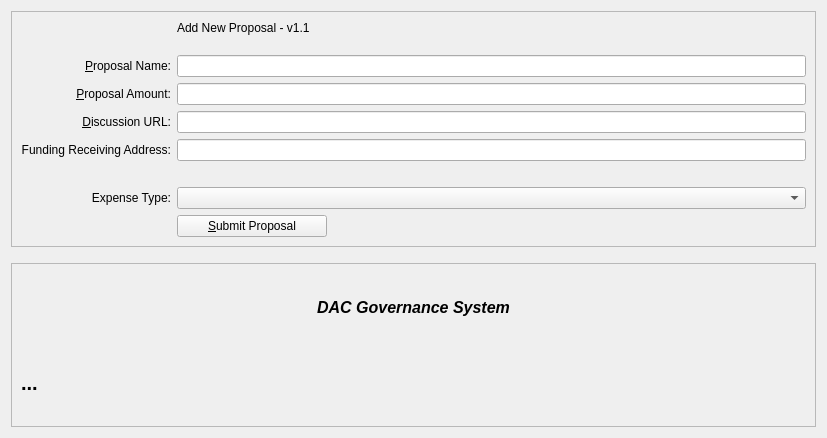
First picture: the form in src/qt/forms/proposaladddialog.ui, repository criptolot/biblepay, before the edit.
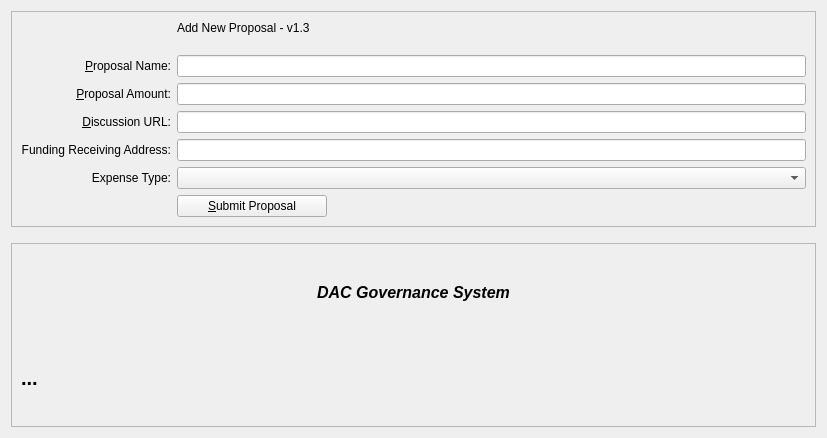
Second picture: the form after the edit.

Commit message: 1.5.1.4 - Mandatory Upgrade (RC1) - JUNE 2nd, 2020 - HEIGHT 199,000

```diff
--- a/src/qt/forms/proposaladddialog.ui
+++ b/src/qt/forms/proposaladddialog.ui
@@ -28,7 +28,37 @@
      <layout class="QVBoxLayout" name="verticalLayout_3">
       <item>
        <layout class="QGridLayout" name="gridLayout">
-        <item row="8" column="0">
+        <item row="10" column="2">
+         <layout class="QHBoxLayout" name="horizontalLayout">
+          <item>
+           <widget class="QPushButton" name="btnSubmit">
+            <property name="minimumSize">
+             <size>
+              <width>150</width>
+              <height>0</height>
+             </size>
+            </property>
+            <property name="text">
+             <string>&amp;Submit Proposal</string>
+            </property>
+           </widget>
+          </item>
+          <item>
+           <spacer name="horizontalSpacer">
+            <property name="orientation">
+             <enum>Qt::Horizontal</enum>
+            </property>
+            <property name="sizeHint" stdset="0">
+             <size>
+              <width>40</width>
+              <height>20</height>
+             </size>
+            </property>
+           </spacer>
+          </item>
+         </layout>
+        </item>
+        <item row="7" column="0">
          <widget class="QLabel" name="label_4">
           <property name="text">
            <string/>
@@ -94,7 +124,7 @@
         <item row="2" column="2">
          <widget class="QLabel" name="label_5">
           <property name="text">
-           <string>Add New Proposal - v1.1&lt;br&gt;</string>
+           <string>Add New Proposal - v1.3&lt;br&gt;</string>
           </property>
          </widget>
         </item>
@@ -114,47 +144,17 @@
           </property>
          </widget>
         </item>
-        <item row="11" column="2">
-         <layout class="QHBoxLayout" name="horizontalLayout">
-          <item>
-           <widget class="QPushButton" name="btnSubmit">
-            <property name="minimumSize">
-             <size>
-              <width>150</width>
-              <height>0</height>
-             </size>
-            </property>
-            <property name="text">
-             <string>&amp;Submit Proposal</string>
-            </property>
-           </widget>
-          </item>
-          <item>
-           <spacer name="horizontalSpacer">
-            <property name="orientation">
-             <enum>Qt::Horizontal</enum>
-            </property>
-            <property name="sizeHint" stdset="0">
-             <size>
-              <width>40</width>
-              <height>20</height>
-             </size>
-            </property>
-           </spacer>
-          </item>
-         </layout>
-        </item>
-        <item row="11" column="0">
+        <item row="10" column="0">
          <widget class="QLabel" name="label_7">
           <property name="text">
            <string/>
           </property>
          </widget>
         </item>
-        <item row="9" column="2">
+        <item row="8" column="2">
          <widget class="QComboBox" name="cmbExpenseType"/>
         </item>
-        <item row="9" column="0">
+        <item row="8" column="0">
          <widget class="QLabel" name="label_31">
           <property name="toolTip">
            <string>Expense Type</string>
```
The commit also changes 47 other files.
